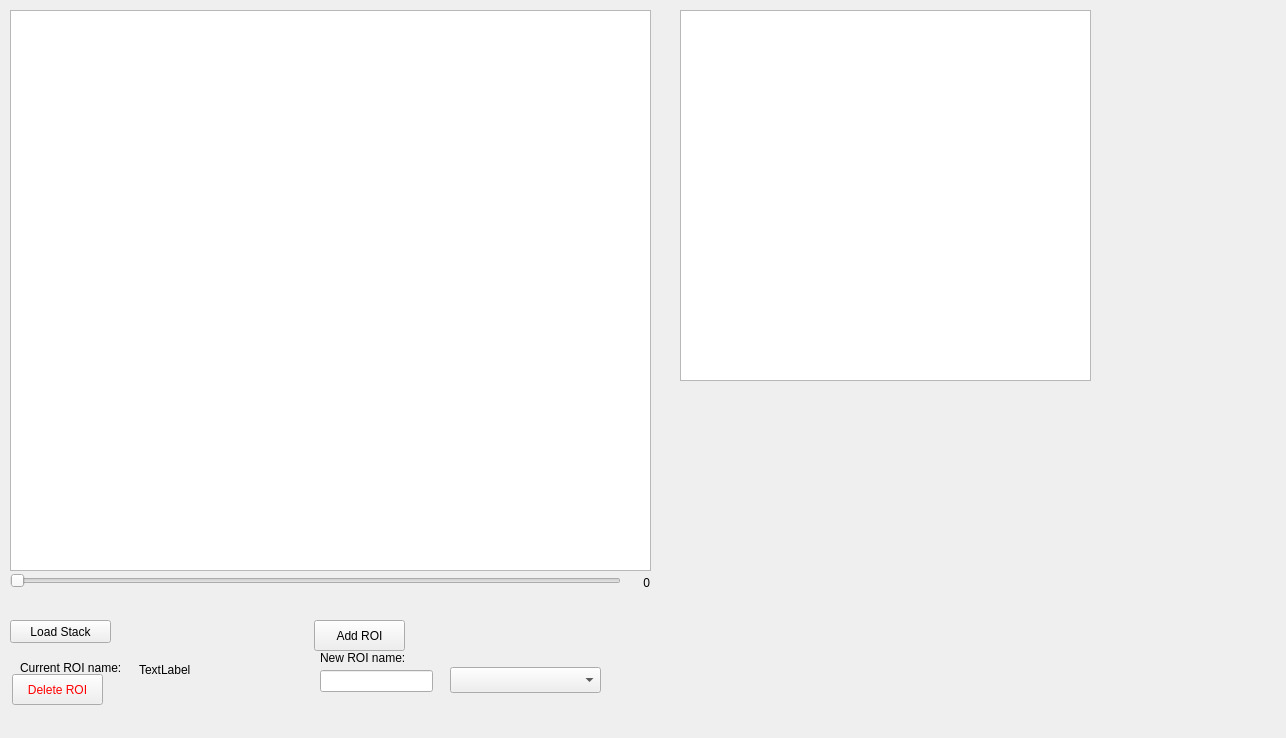
Above: region_selector.ui from haesemeyer/RegionSelector before the change. Below: the same form after it.
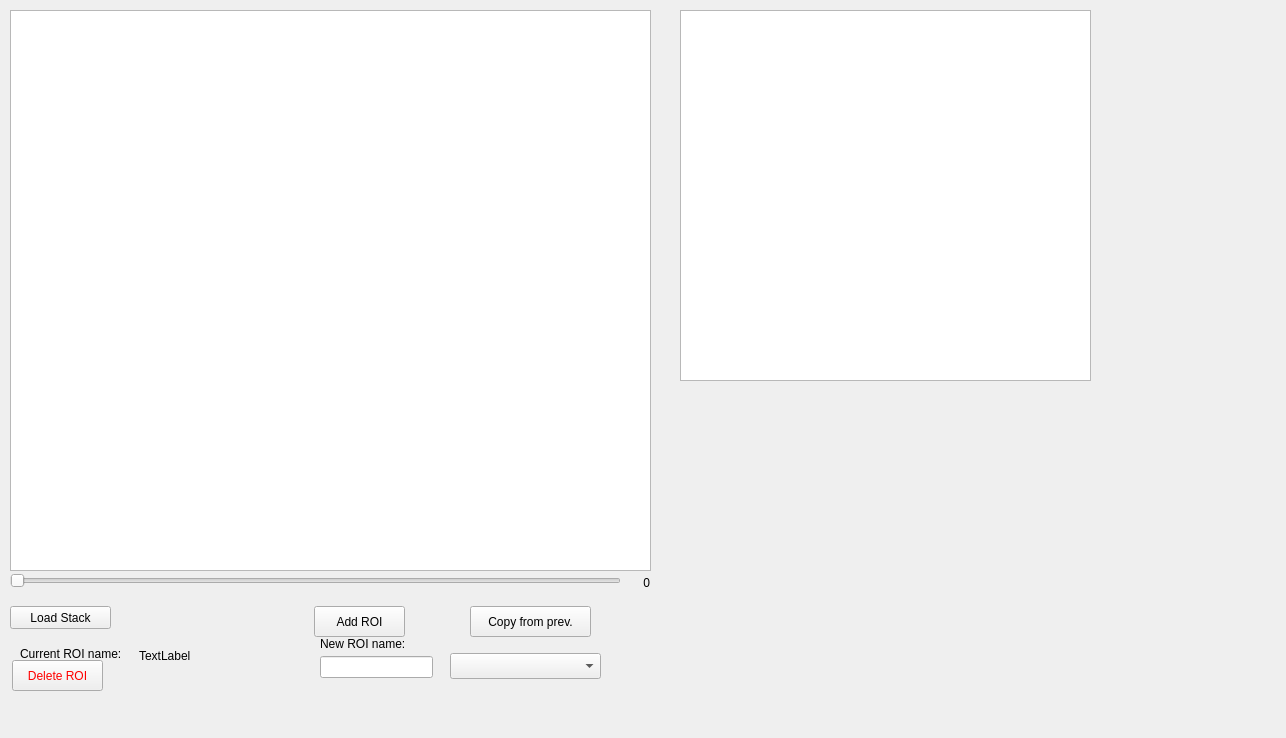
That is the form after the change. Custom widgets are drawn as their Qt base class.

Commit message: Added ability to copy over all ROI’s from the previous z-plane while avoiding name clashes

The edit to the form file:
```diff
--- a/region_selector.ui
+++ b/region_selector.ui
@@ -28,7 +28,7 @@
     <property name="geometry">
      <rect>
       <x>10</x>
-      <y>620</y>
+      <y>606</y>
       <width>101</width>
       <height>23</height>
      </rect>
@@ -51,7 +51,7 @@
     <property name="geometry">
      <rect>
       <x>314</x>
-      <y>620</y>
+      <y>606</y>
       <width>91</width>
       <height>31</height>
      </rect>
@@ -64,7 +64,7 @@
     <property name="geometry">
      <rect>
       <x>20</x>
-      <y>660</y>
+      <y>646</y>
       <width>121</width>
       <height>16</height>
      </rect>
@@ -77,7 +77,7 @@
     <property name="geometry">
      <rect>
       <x>139</x>
-      <y>662</y>
+      <y>648</y>
       <width>91</width>
       <height>16</height>
      </rect>
@@ -90,7 +90,7 @@
     <property name="geometry">
      <rect>
       <x>320</x>
-      <y>670</y>
+      <y>656</y>
       <width>113</width>
       <height>22</height>
      </rect>
@@ -100,7 +100,7 @@
     <property name="geometry">
      <rect>
       <x>320</x>
-      <y>650</y>
+      <y>636</y>
       <width>101</width>
       <height>16</height>
      </rect>
@@ -113,7 +113,7 @@
     <property name="geometry">
      <rect>
       <x>450</x>
-      <y>667</y>
+      <y>653</y>
       <width>151</width>
       <height>26</height>
      </rect>
@@ -158,7 +158,7 @@
     <property name="geometry">
      <rect>
       <x>12</x>
-      <y>674</y>
+      <y>660</y>
       <width>91</width>
       <height>31</height>
      </rect>
@@ -204,6 +204,19 @@
      <string>Delete ROI</string>
     </property>
    </widget>
+   <widget class="QPushButton" name="btnCopyROI">
+    <property name="geometry">
+     <rect>
+      <x>470</x>
+      <y>606</y>
+      <width>121</width>
+      <height>31</height>
+     </rect>
+    </property>
+    <property name="text">
+     <string>Copy from prev.</string>
+    </property>
+   </widget>
   </widget>
   <widget class="QMenuBar" name="menubar">
    <property name="geometry">
```
The commit also changes 2 other files.
